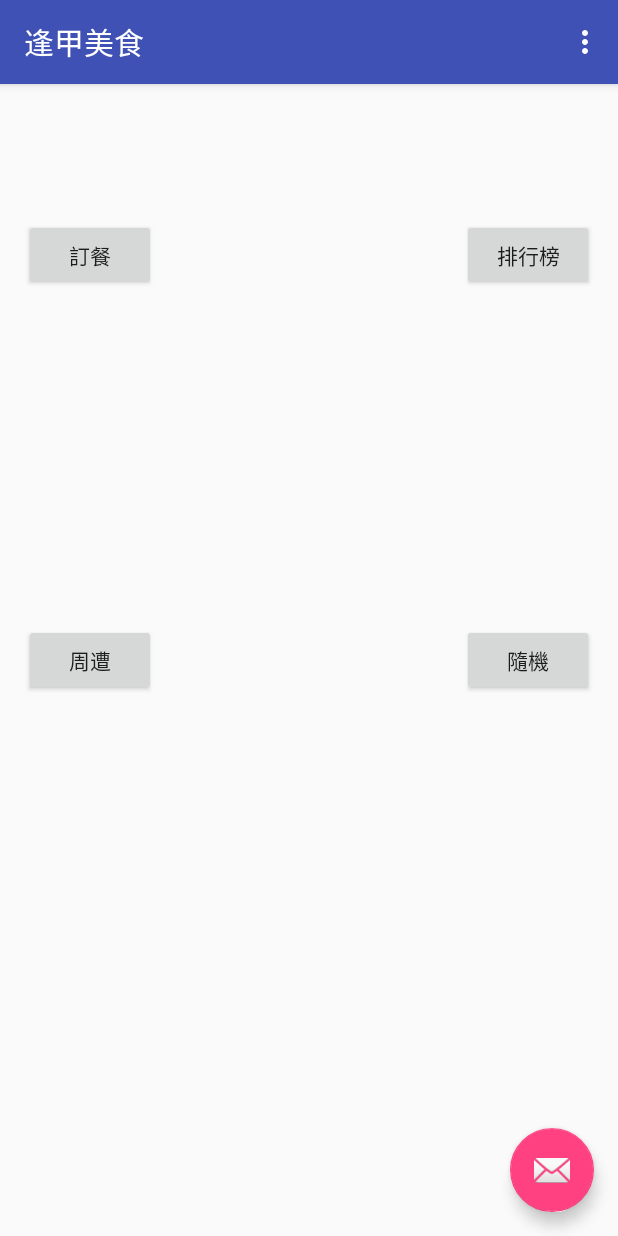
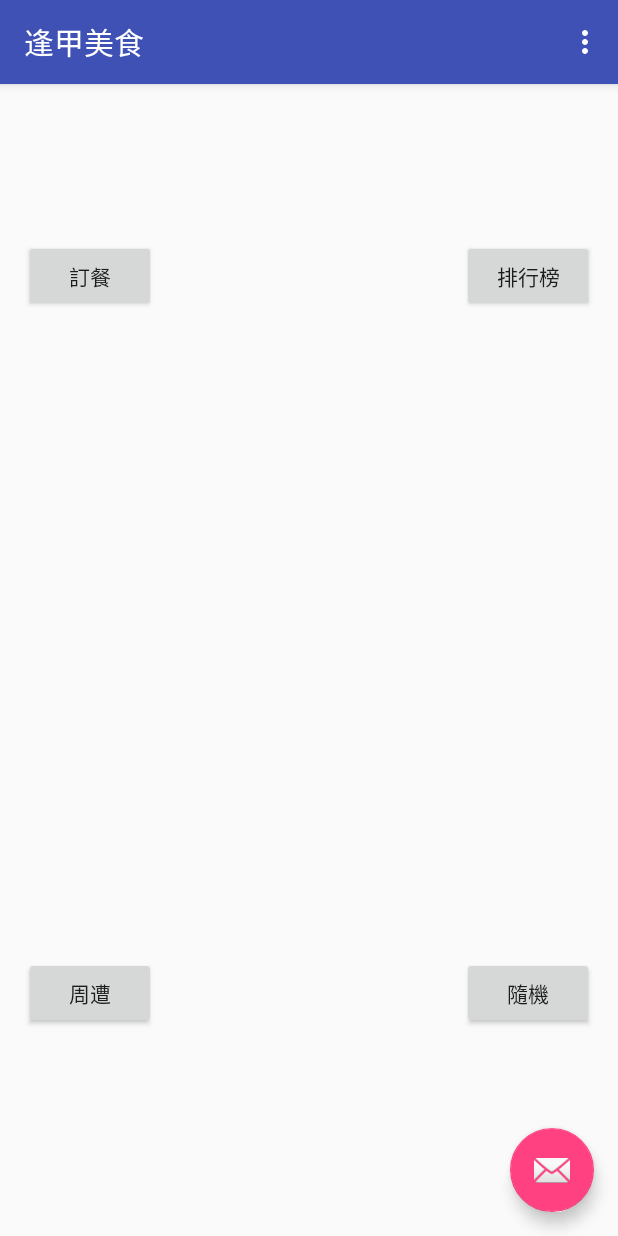
Before and after one commit to FoodOrder/Android, an Android app: the MainActivity screen opened directly, with no data from a screen before it, on a phone screen of 412 x 824 dp. Run offline under Robolectric (Android 15) with nearby library versions, the phone set to English and light mode, and no system bars.

Commit message:
ＯＲＤＥＲ介面

```diff
--- a/app/src/main/AndroidManifest.xml
+++ b/app/src/main/AndroidManifest.xml
@@ -7,12 +7,12 @@
     <application
         android:allowBackup="true"
         android:icon="@drawable/meal"
-        android:label="點餐系統"
+        android:label="逢甲"
         android:supportsRtl="true"
         android:theme="@style/AppTheme">
         <activity
             android:name=".LoginActivity"
-            android:label="逢甲美食"
+
             android:theme="@style/AppTheme.NoActionBar">
             <intent-filter>
                 <action android:name="android.intent.action.MAIN" />
--- a/app/src/main/res/layout/content_main.xml
+++ b/app/src/main/res/layout/content_main.xml
@@ -18,9 +18,10 @@
         android:text="訂餐"
         android:id="@+id/orderbutton"
         android:onClick="GotoOrderAct"
+        android:layout_gravity="center"
         android:layout_alignParentTop="true"
         android:layout_alignParentStart="true"
-        android:layout_marginTop="74dp" />
+        android:layout_marginTop="88dp" />
 
     <Button
         android:layout_width="wrap_content"
@@ -28,15 +29,17 @@
         android:text="排行榜"
         android:id="@+id/button3"
         android:layout_alignTop="@+id/orderbutton"
-        android:layout_alignParentEnd="true" />
+        android:layout_alignParentEnd="true"
+        android:layout_alignBottom="@+id/orderbutton" />
 
     <Button
         android:layout_width="wrap_content"
         android:layout_height="wrap_content"
         android:text="周遭"
         android:id="@+id/button4"
-        android:layout_centerVertical="true"
-        android:layout_alignParentStart="true" />
+        android:layout_alignParentBottom="true"
+        android:layout_alignParentStart="true"
+        android:layout_marginBottom="122dp" />
 
     <Button
         android:layout_width="wrap_content"
--- a/app/src/main/res/layout/content_sign_up.xml
+++ b/app/src/main/res/layout/content_sign_up.xml
@@ -46,7 +46,8 @@
         <Button
             android:layout_width="wrap_content"
             android:layout_height="wrap_content"
-            android:text="Sign Up"
+            android:background="#00000000"
+            android:text="註冊"
             android:id="@+id/btn_signup" />
     </LinearLayout>
 </RelativeLayout>
```
Also changed, not shown: app/src/main/java/sammy/myapplication/LoginActivity.java (+0 -10 lines), app/src/main/res/layout/activity_login.xml (+0 -8 lines), app/src/main/res/layout/listview.xml (+19 -12 lines).
